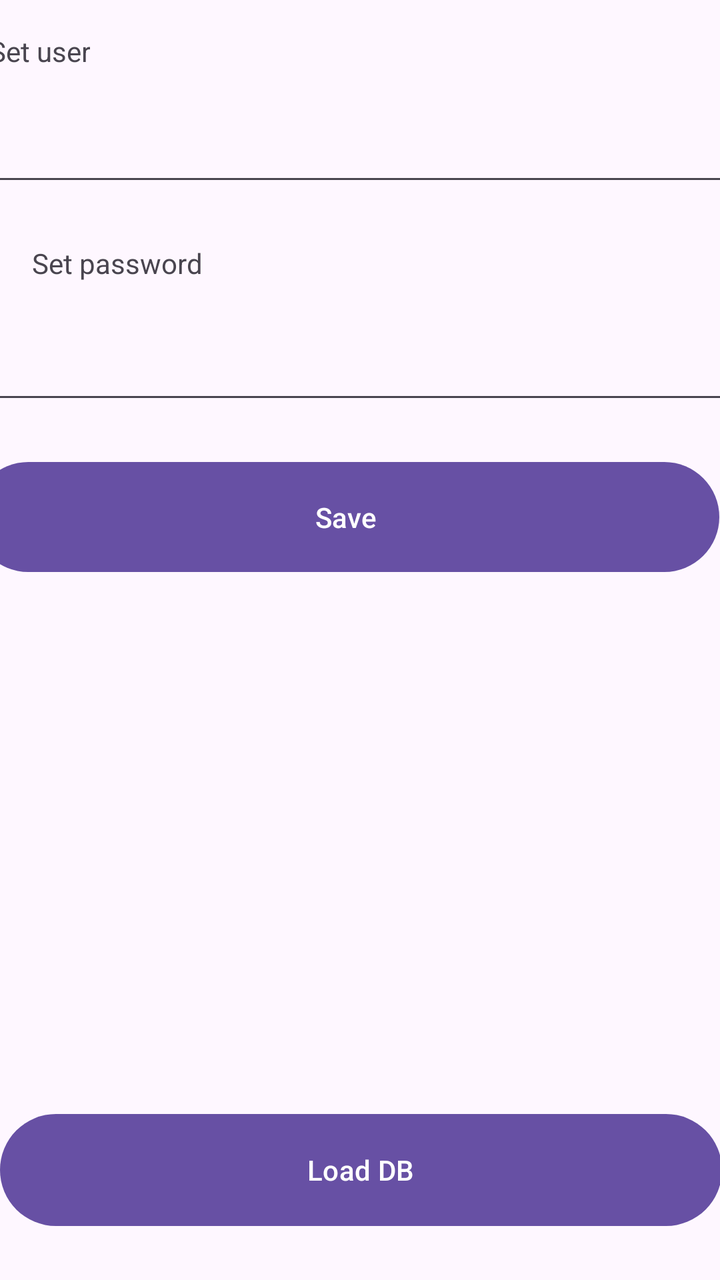
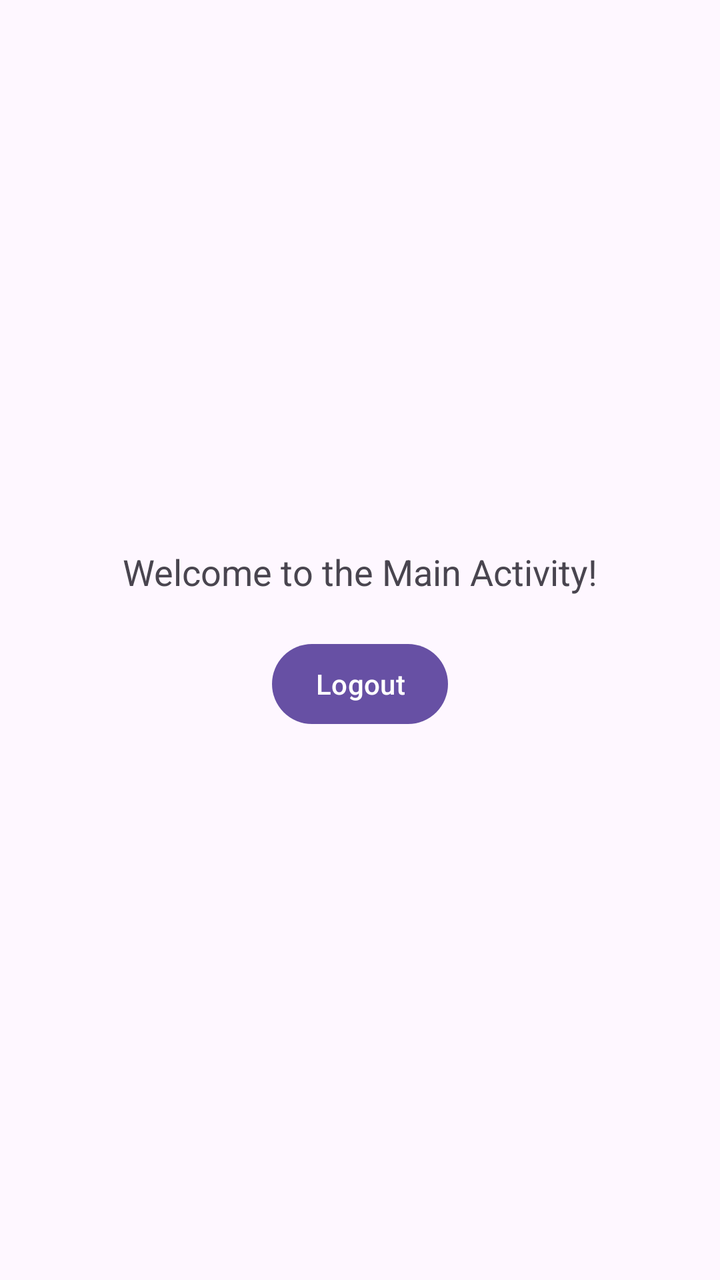

An Android layout rendered at two revisions. The XML below is the earlier revision; the diff shows what the commit changed to produce the second picture.
<!-- AndroidManifest.xml: application theme Theme.reading_log -->
<!-- res/layout/activity_main.xml -->
<?xml version="1.0" encoding="utf-8"?>
<androidx.constraintlayout.widget.ConstraintLayout xmlns:android="http://schemas.android.com/apk/res/android"
    xmlns:app="http://schemas.android.com/apk/res-auto"
    xmlns:tools="http://schemas.android.com/tools"
    android:id="@+id/main"
    android:layout_width="match_parent"
    android:layout_height="match_parent"
    tools:context=".MainActivity">

    <TextView
        android:id="@+id/textView"
        android:layout_width="wrap_content"
        android:layout_height="wrap_content"
        android:layout_marginStart="16dp"
        android:layout_marginTop="16dp"
        android:layout_marginEnd="337dp"
        android:text="Set user"
        app:layout_constraintEnd_toEndOf="parent"
        app:layout_constraintStart_toStartOf="parent"
        app:layout_constraintTop_toTopOf="parent" />

    <TextView
        android:id="@+id/textView2"
        android:layout_width="wrap_content"
        android:layout_height="wrap_content"
        android:layout_marginStart="16dp"
        android:layout_marginTop="24dp"
        android:layout_marginEnd="337dp"
        android:text="Set password"
        app:layout_constraintEnd_toEndOf="parent"
        app:layout_constraintHorizontal_bias="0.0"
        app:layout_constraintStart_toStartOf="parent"
        app:layout_constraintTop_toBottomOf="@+id/inputUser" />

    <EditText
        android:id="@+id/inputUser"
        android:layout_width="377dp"
        android:layout_height="54dp"
        android:layout_marginStart="16dp"
        android:layout_marginTop="9dp"
        android:layout_marginEnd="16dp"
        android:ems="10"
        android:inputType="text"
        app:layout_constraintEnd_toEndOf="parent"
        app:layout_constraintStart_toStartOf="parent"
        app:layout_constraintTop_toBottomOf="@+id/textView" />

    <EditText
        android:id="@+id/inputPassword"
        android:layout_width="375dp"
        android:layout_height="57dp"
        android:layout_marginStart="16dp"
        android:layout_marginTop="9dp"
        android:layout_marginEnd="16dp"
        android:ems="10"
        android:inputType="text"
        app:layout_constraintEnd_toEndOf="parent"
        app:layout_constraintStart_toStartOf="parent"
        app:layout_constraintTop_toBottomOf="@+id/textView2" />

    <Button
        android:id="@+id/saveInfo"
        android:layout_width="373dp"
        android:layout_height="63dp"
        android:layout_marginStart="16dp"
        android:layout_marginTop="20dp"
        android:layout_marginEnd="16dp"
        android:text="Save"
        app:layout_constraintEnd_toEndOf="parent"
        app:layout_constraintHorizontal_bias="0.666"
        app:layout_constraintStart_toStartOf="parent"
        app:layout_constraintTop_toBottomOf="@+id/inputPassword" />

    <Button
        android:id="@+id/loadButton"
        android:layout_width="361dp"
        android:layout_height="64dp"
        android:layout_marginStart="16dp"
        android:layout_marginEnd="16dp"
        android:layout_marginBottom="23dp"
        android:text="Load DB"
        app:layout_constraintBottom_toBottomOf="parent"
        app:layout_constraintEnd_toEndOf="parent"
        app:layout_constraintStart_toStartOf="parent" />

    <TextView
        android:id="@+id/textDisplay"
        android:layout_width="362dp"
        android:layout_height="236dp"
        android:layout_marginStart="16dp"
        android:layout_marginEnd="16dp"
        android:layout_marginBottom="12dp"
        android:scrollbars="vertical"
        app:layout_constraintBottom_toTopOf="@+id/loadButton"
        app:layout_constraintEnd_toEndOf="parent"
        app:layout_constraintStart_toStartOf="parent" />
</androidx.constraintlayout.widget.ConstraintLayout>
<!-- resources referenced by this layout -->
<resources>
  <style name="Theme.reading_log" parent="Base.Theme.reading_log" />
  <style name="Base.Theme.reading_log" parent="Theme.Material3.DayNight.NoActionBar">
          
          
      </style>
</resources>

<!-- the commit's change to res/layout/activity_main.xml (unified diff, before → after) -->
@@ -1,97 +1,24 @@
 <?xml version="1.0" encoding="utf-8"?>
-<androidx.constraintlayout.widget.ConstraintLayout xmlns:android="http://schemas.android.com/apk/res/android"
-    xmlns:app="http://schemas.android.com/apk/res-auto"
-    xmlns:tools="http://schemas.android.com/tools"
-    android:id="@+id/main"
+<LinearLayout
+    xmlns:android="http://schemas.android.com/apk/res/android"
     android:layout_width="match_parent"
     android:layout_height="match_parent"
-    tools:context=".MainActivity">
+    android:gravity="center"
+    android:orientation="vertical"
+    android:padding="16dp">
 
     <TextView
-        android:id="@+id/textView"
+        android:id="@+id/welcomeText"
         android:layout_width="wrap_content"
         android:layout_height="wrap_content"
-        android:layout_marginStart="16dp"
-        android:layout_marginTop="16dp"
-        android:layout_marginEnd="337dp"
-        android:text="Set user"
-        app:layout_constraintEnd_toEndOf="parent"
-        app:layout_constraintStart_toStartOf="parent"
-        app:layout_constraintTop_toTopOf="parent" />
+        android:text="Welcome to the Main Activity!"
+        android:textSize="18sp"
+        android:layout_marginBottom="20dp" />
 
-    <TextView
-        android:id="@+id/textView2"
+    <Button
+        android:id="@+id/logoutButton"
         android:layout_width="wrap_content"
         android:layout_height="wrap_content"
-        android:layout_marginStart="16dp"
-        android:layout_marginTop="24dp"
-        android:layout_marginEnd="337dp"
-        android:text="Set password"
-        app:layout_constraintEnd_toEndOf="parent"
-        app:layout_constraintHorizontal_bias="0.0"
-        app:layout_constraintStart_toStartOf="parent"
-        app:layout_constraintTop_toBottomOf="@+id/inputUser" />
-
-    <EditText
-        android:id="@+id/inputUser"
-        android:layout_width="377dp"
-        android:layout_height="54dp"
-        android:layout_marginStart="16dp"
-        android:layout_marginTop="9dp"
-        android:layout_marginEnd="16dp"
-        android:ems="10"
-        android:inputType="text"
-        app:layout_constraintEnd_toEndOf="parent"
-        app:layout_constraintStart_toStartOf="parent"
-        app:layout_constraintTop_toBottomOf="@+id/textView" />
-
-    <EditText
-        android:id="@+id/inputPassword"
-        android:layout_width="375dp"
-        android:layout_height="57dp"
-        android:layout_marginStart="16dp"
-        android:layout_marginTop="9dp"
-        android:layout_marginEnd="16dp"
-        android:ems="10"
-        android:inputType="text"
-        app:layout_constraintEnd_toEndOf="parent"
-        app:layout_constraintStart_toStartOf="parent"
-        app:layout_constraintTop_toBottomOf="@+id/textView2" />
-
-    <Button
-        android:id="@+id/saveInfo"
-        android:layout_width="373dp"
-        android:layout_height="63dp"
-        android:layout_marginStart="16dp"
-        android:layout_marginTop="20dp"
-        android:layout_marginEnd="16dp"
-        android:text="Save"
-        app:layout_constraintEnd_toEndOf="parent"
-        app:layout_constraintHorizontal_bias="0.666"
-        app:layout_constraintStart_toStartOf="parent"
-        app:layout_constraintTop_toBottomOf="@+id/inputPassword" />
-
-    <Button
-        android:id="@+id/loadButton"
-        android:layout_width="361dp"
-        android:layout_height="64dp"
-        android:layout_marginStart="16dp"
-        android:layout_marginEnd="16dp"
-        android:layout_marginBottom="23dp"
-        android:text="Load DB"
-        app:layout_constraintBottom_toBottomOf="parent"
-        app:layout_constraintEnd_toEndOf="parent"
-        app:layout_constraintStart_toStartOf="parent" />
-
-    <TextView
-        android:id="@+id/textDisplay"
-        android:layout_width="362dp"
-        android:layout_height="236dp"
-        android:layout_marginStart="16dp"
-        android:layout_marginEnd="16dp"
-        android:layout_marginBottom="12dp"
-        android:scrollbars="vertical"
-        app:layout_constraintBottom_toTopOf="@+id/loadButton"
-        app:layout_constraintEnd_toEndOf="parent"
-        app:layout_constraintStart_toStartOf="parent" />
-</androidx.constraintlayout.widget.ConstraintLayout>
+        android:text="Logout"
+        android:padding="10dp" />
+</LinearLayout>
